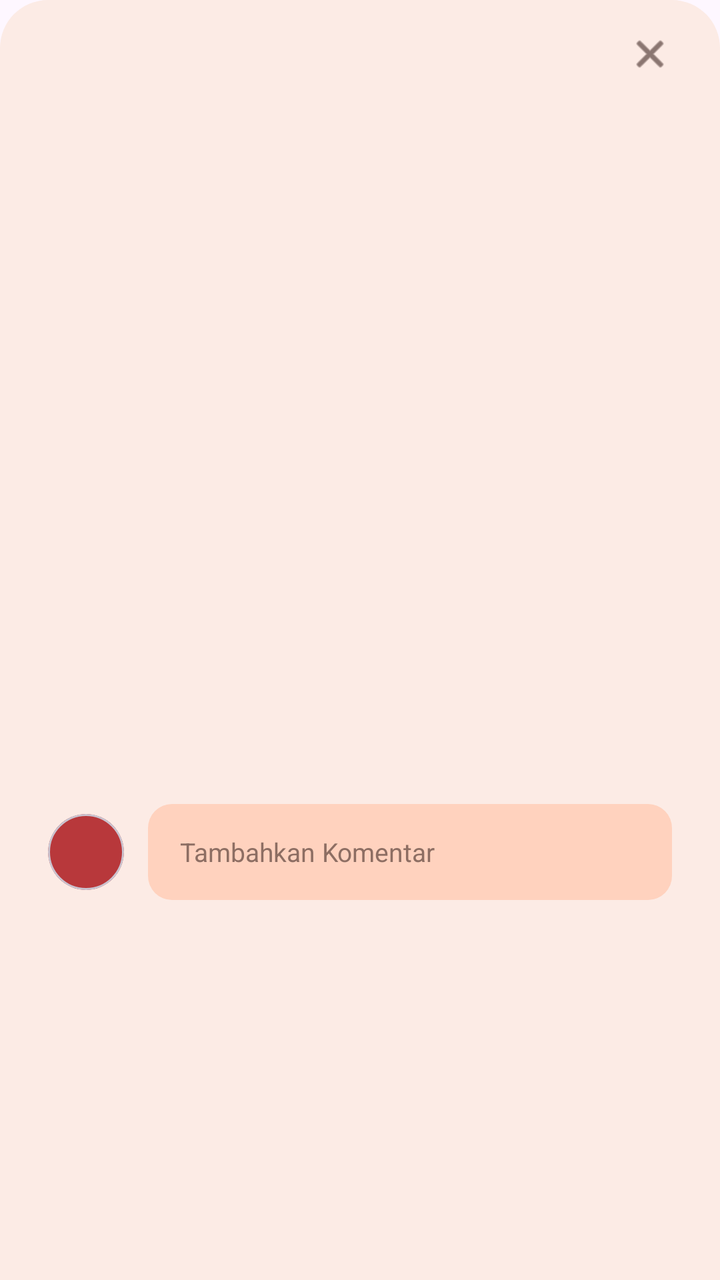
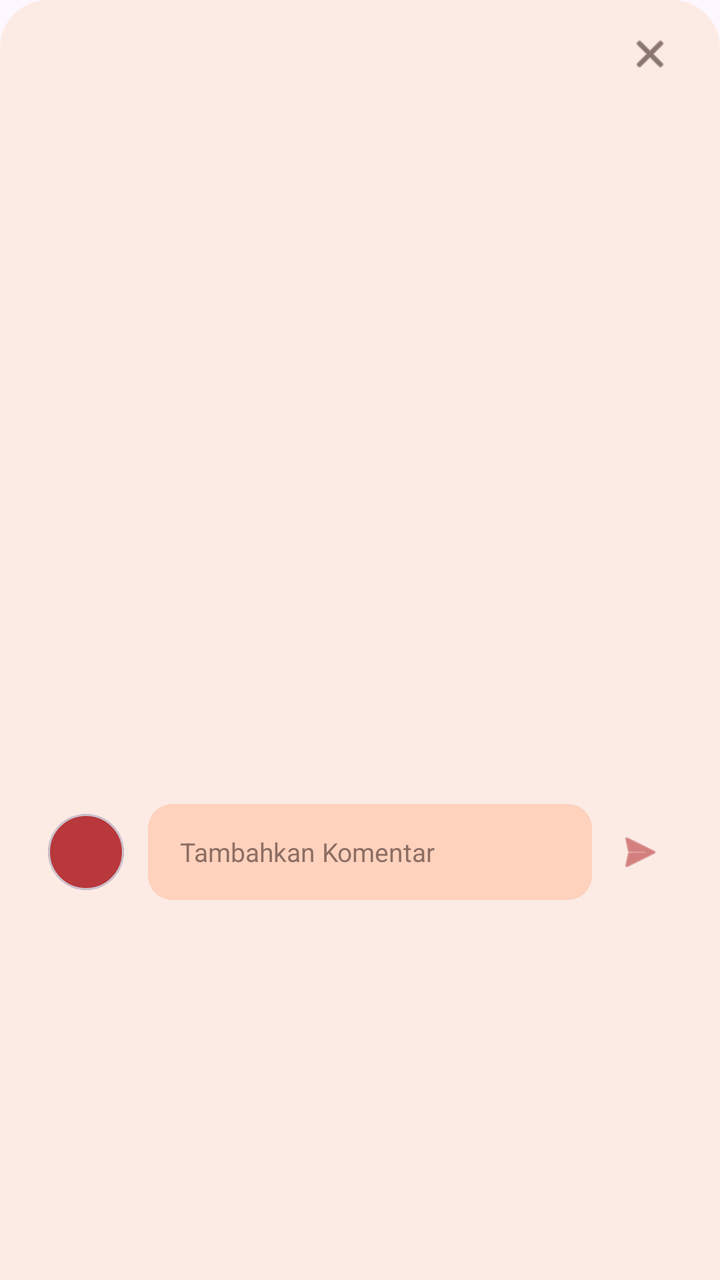

Screens rendered from an Android XML layout before and after an edit, with the pre-edit source and the edit as a unified diff.
<!-- AndroidManifest.xml: application theme Theme.Bakerys -->
<!-- res/layout/dialog_komentar.xml -->
<?xml version="1.0" encoding="utf-8"?>
<LinearLayout
    xmlns:android="http://schemas.android.com/apk/res/android"
    xmlns:app="http://schemas.android.com/apk/res-auto"
    xmlns:tools="http://schemas.android.com/tools"
    android:layout_width="match_parent"
    android:layout_height="wrap_content"
    android:background="@drawable/bg_bottom_sheet_top_rounded"
    android:backgroundTint="#FCEBE5"
    android:orientation="vertical"
    android:paddingHorizontal="24dp"
    android:paddingTop="16dp"
    android:paddingBottom="28dp">

    
    <ImageView
        android:id="@+id/btnCloseComment"
        android:layout_width="22dp"
        android:layout_height="22dp"
        android:layout_gravity="end"
        android:layout_marginBottom="8dp"
        android:src="@android:drawable/ic_menu_close_clear_cancel"
        app:tint="#3E2723"
        android:contentDescription="Tutup" />

    
    <androidx.recyclerview.widget.RecyclerView
        android:id="@+id/rvComments"
        android:layout_width="match_parent"
        android:layout_height="340dp"
        android:layout_marginBottom="16dp"
        android:nestedScrollingEnabled="true"
        app:layoutManager="androidx.recyclerview.widget.LinearLayoutManager"
        tools:listitem="@layout/item_komentar"
        tools:itemCount="6" />

    
    <LinearLayout
        android:layout_width="match_parent"
        android:layout_height="wrap_content"
        android:gravity="center_vertical"
        android:orientation="horizontal">

        
        <com.google.android.material.card.MaterialCardView
            android:layout_width="38dp"
            android:layout_height="38dp"
            app:cardBackgroundColor="#B8383B"
            app:cardCornerRadius="19dp"
            app:cardElevation="0dp" />

        
        <EditText
            android:id="@+id/etAddComment"
            android:layout_width="0dp"
            android:layout_height="48dp"
            android:layout_weight="1"
            android:layout_marginStart="12dp"
            android:background="@drawable/bg_ffd2be_input"
            android:hint="Tambahkan Komentar"
            android:paddingHorizontal="16dp"
            android:textColor="#3E2723"
            android:textColorHint="#8D6E63"
            android:textSize="13sp" />
    </LinearLayout>

</LinearLayout>
<!-- res/layout/item_komentar.xml (included above) -->
<?xml version="1.0" encoding="utf-8"?>
<LinearLayout
    xmlns:android="http://schemas.android.com/apk/res/android"
    xmlns:app="http://schemas.android.com/apk/res-auto"
    android:layout_width="match_parent"
    android:layout_height="wrap_content"
    android:gravity="center_vertical"
    android:orientation="horizontal"
    android:paddingVertical="10dp"
    android:paddingHorizontal="4dp">

    
    <com.google.android.material.card.MaterialCardView
        android:id="@+id/cardProfileCircle"
        android:layout_width="44dp"
        android:layout_height="44dp"
        app:cardBackgroundColor="#B8383B"
        app:cardCornerRadius="22dp"
        app:cardElevation="0dp" />

    
    <LinearLayout
        android:layout_width="0dp"
        android:layout_height="wrap_content"
        android:layout_weight="1"
        android:layout_marginStart="14dp"
        android:orientation="vertical">

        <TextView
            android:id="@+id/tvUserName"
            android:layout_width="wrap_content"
            android:layout_height="wrap_content"
            android:text="Profile 1"
            android:textColor="#3E2723"
            android:textSize="13sp"
            android:textStyle="bold" />

        <TextView
            android:id="@+id/tvCommentText"
            android:layout_width="match_parent"
            android:layout_height="wrap_content"
            android:layout_marginTop="1dp"
            android:text="resep nya enak banget!!"
            android:textColor="#3E2723"
            android:textSize="14sp" />
    </LinearLayout>

</LinearLayout>
<!-- resources referenced by this layout -->
<resources>
  <!-- drawable bg_bottom_sheet_top_rounded (drawable) -->
  <?xml version="1.0" encoding="utf-8"?>
  <shape xmlns:android="http://schemas.android.com/apk/res/android"
      android:shape="rectangle">
  
      
      <solid android:color="#FCEBE5" />
  
      
      <corners
          android:topLeftRadius="24dp"
          android:topRightRadius="24dp"
          android:bottomLeftRadius="0dp"
          android:bottomRightRadius="0dp" />
  
  </shape>
  <!-- drawable bg_ffd2be_input (drawable) -->
  <?xml version="1.0" encoding="utf-8"?>
  <shape xmlns:android="http://schemas.android.com/apk/res/android"
      android:shape="rectangle">
      <solid android:color="#FFD2BE" />
      <corners android:radius="12dp" />
  </shape>
  <style name="Theme.Bakerys" parent="Base.Theme.Bakerys" />
  <style name="Base.Theme.Bakerys" parent="Theme.Material3.DayNight.NoActionBar">
          
          
      </style>
</resources>

<!-- the commit's change to res/layout/dialog_komentar.xml (unified diff, before → after) -->
@@ -58,10 +58,23 @@
             android:layout_marginStart="12dp"
             android:background="@drawable/bg_ffd2be_input"
             android:hint="Tambahkan Komentar"
+            android:imeOptions="actionSend"
+            android:inputType="text"
             android:paddingHorizontal="16dp"
             android:textColor="#3E2723"
             android:textColorHint="#8D6E63"
             android:textSize="13sp" />
+
+        
+        <ImageView
+            android:id="@+id/btnSendComment"
+            android:layout_width="32dp"
+            android:layout_height="32dp"
+            android:layout_marginStart="8dp"
+            android:contentDescription="Kirim Komentar"
+            android:padding="4dp"
+            android:src="@android:drawable/ic_menu_send"
+            app:tint="#B8383B" />
     </LinearLayout>
 
 </LinearLayout>
@@ -72,45 +85,42 @@
     xmlns:app="http://schemas.android.com/apk/res-auto"
     android:layout_width="match_parent"
     android:layout_height="wrap_content"
+    android:orientation="horizontal"
     android:gravity="center_vertical"
-    android:orientation="horizontal"
-    android:paddingVertical="10dp"
-    android:paddingHorizontal="4dp">
+    android:layout_marginBottom="16dp">
 
     
     <com.google.android.material.card.MaterialCardView
-        android:id="@+id/cardProfileCircle"
-        android:layout_width="44dp"
-        android:layout_height="44dp"
+        android:id="@+id/cvAvatar"
+        android:layout_width="38dp"
+        android:layout_height="38dp"
         app:cardBackgroundColor="#B8383B"
-        app:cardCornerRadius="22dp"
+        app:cardCornerRadius="19dp"
         app:cardElevation="0dp" />
 
     
     <LinearLayout
-        android:layout_width="0dp"
+        android:layout_width="match_parent"
         android:layout_height="wrap_content"
-        android:layout_weight="1"
-        android:layout_marginStart="14dp"
-        android:orientation="vertical">
+        android:orientation="vertical"
+        android:layout_marginStart="12dp">
 
         <TextView
-            android:id="@+id/tvUserName"
+            android:id="@+id/tvCommentUser"
             android:layout_width="wrap_content"
             android:layout_height="wrap_content"
             android:text="Profile 1"
             android:textColor="#3E2723"
-            android:textSize="13sp"
+            android:textSize="14sp"
             android:textStyle="bold" />
 
         <TextView
             android:id="@+id/tvCommentText"
-            android:layout_width="match_parent"
+            android:layout_width="wrap_content"
             android:layout_height="wrap_content"
-            android:layout_marginTop="1dp"
             android:text="resep nya enak banget!!"
             android:textColor="#3E2723"
-            android:textSize="14sp" />
+            android:textSize="13sp" />
     </LinearLayout>
 
 </LinearLayout>
